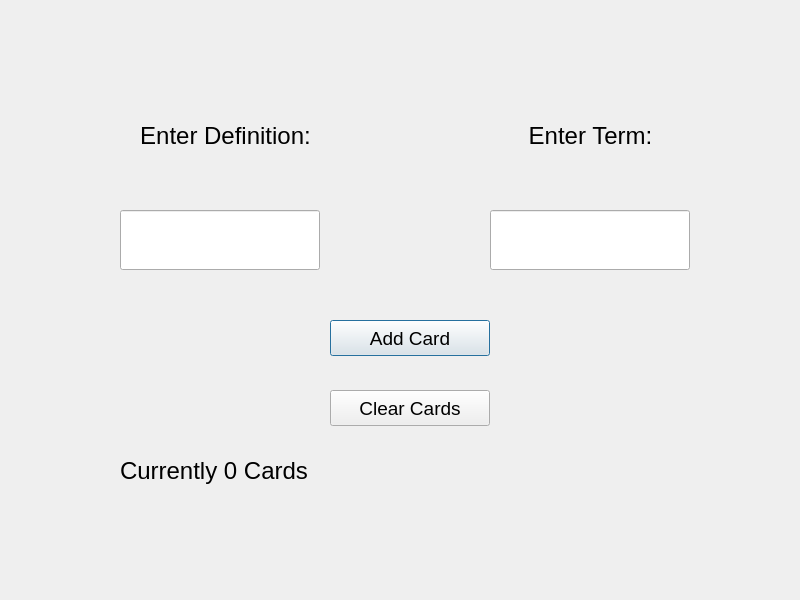
The window that cardaddscreen.ui (MONKEYFACE678/QuizardsQT) describes before a commit, drawn with Qt 5.
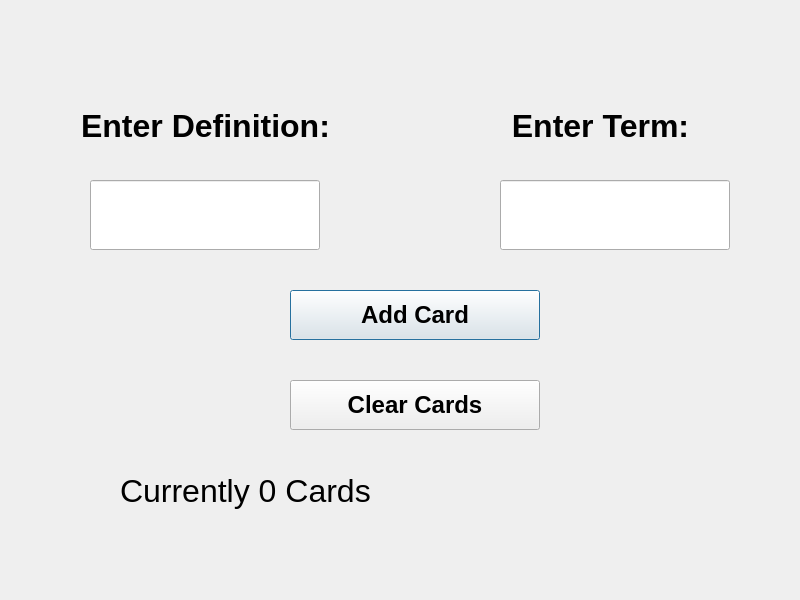
The same window after the commit.

Diff of the .ui file:
```diff
--- a/cardaddscreen.ui
+++ b/cardaddscreen.ui
@@ -16,15 +16,16 @@
   <widget class="QPushButton" name="CardButton">
    <property name="geometry">
     <rect>
-     <x>330</x>
-     <y>320</y>
-     <width>160</width>
-     <height>36</height>
+     <x>290</x>
+     <y>290</y>
+     <width>250</width>
+     <height>50</height>
     </rect>
    </property>
    <property name="font">
     <font>
-     <pointsize>14</pointsize>
+     <pointsize>18</pointsize>
+     <bold>true</bold>
     </font>
    </property>
    <property name="text">
@@ -35,14 +36,15 @@
    <property name="geometry">
     <rect>
      <x>120</x>
-     <y>430</y>
+     <y>450</y>
      <width>481</width>
      <height>81</height>
     </rect>
    </property>
    <property name="font">
     <font>
-     <pointsize>18</pointsize>
+     <pointsize>24</pointsize>
+     <bold>false</bold>
     </font>
    </property>
    <property name="text">
@@ -52,15 +54,16 @@
   <widget class="QLabel" name="label">
    <property name="geometry">
     <rect>
-     <x>100</x>
-     <y>120</y>
-     <width>251</width>
-     <height>31</height>
+     <x>70</x>
+     <y>90</y>
+     <width>271</width>
+     <height>71</height>
     </rect>
    </property>
    <property name="font">
     <font>
-     <pointsize>18</pointsize>
+     <pointsize>24</pointsize>
+     <bold>true</bold>
     </font>
    </property>
    <property name="text">
@@ -73,15 +76,16 @@
   <widget class="QLabel" name="label_2">
    <property name="geometry">
     <rect>
-     <x>510</x>
-     <y>120</y>
-     <width>161</width>
-     <height>31</height>
+     <x>480</x>
+     <y>90</y>
+     <width>241</width>
+     <height>71</height>
     </rect>
    </property>
    <property name="font">
     <font>
-     <pointsize>18</pointsize>
+     <pointsize>24</pointsize>
+     <bold>true</bold>
     </font>
    </property>
    <property name="text">
@@ -94,15 +98,15 @@
   <widget class="QLineEdit" name="DefInput">
    <property name="geometry">
     <rect>
-     <x>120</x>
-     <y>210</y>
-     <width>200</width>
-     <height>60</height>
+     <x>90</x>
+     <y>180</y>
+     <width>230</width>
+     <height>70</height>
     </rect>
    </property>
    <property name="font">
     <font>
-     <pointsize>14</pointsize>
+     <pointsize>20</pointsize>
     </font>
    </property>
    <property name="text">
@@ -112,15 +116,15 @@
   <widget class="QLineEdit" name="TermInput">
    <property name="geometry">
     <rect>
-     <x>490</x>
-     <y>210</y>
-     <width>200</width>
-     <height>60</height>
+     <x>500</x>
+     <y>180</y>
+     <width>230</width>
+     <height>70</height>
     </rect>
    </property>
    <property name="font">
     <font>
-     <pointsize>14</pointsize>
+     <pointsize>20</pointsize>
     </font>
    </property>
    <property name="text">
@@ -130,15 +134,16 @@
   <widget class="QPushButton" name="ClearButton">
    <property name="geometry">
     <rect>
-     <x>330</x>
-     <y>390</y>
-     <width>160</width>
-     <height>36</height>
+     <x>290</x>
+     <y>380</y>
+     <width>250</width>
+     <height>50</height>
     </rect>
    </property>
    <property name="font">
     <font>
-     <pointsize>14</pointsize>
+     <pointsize>18</pointsize>
+     <bold>true</bold>
     </font>
    </property>
    <property name="text">
```
